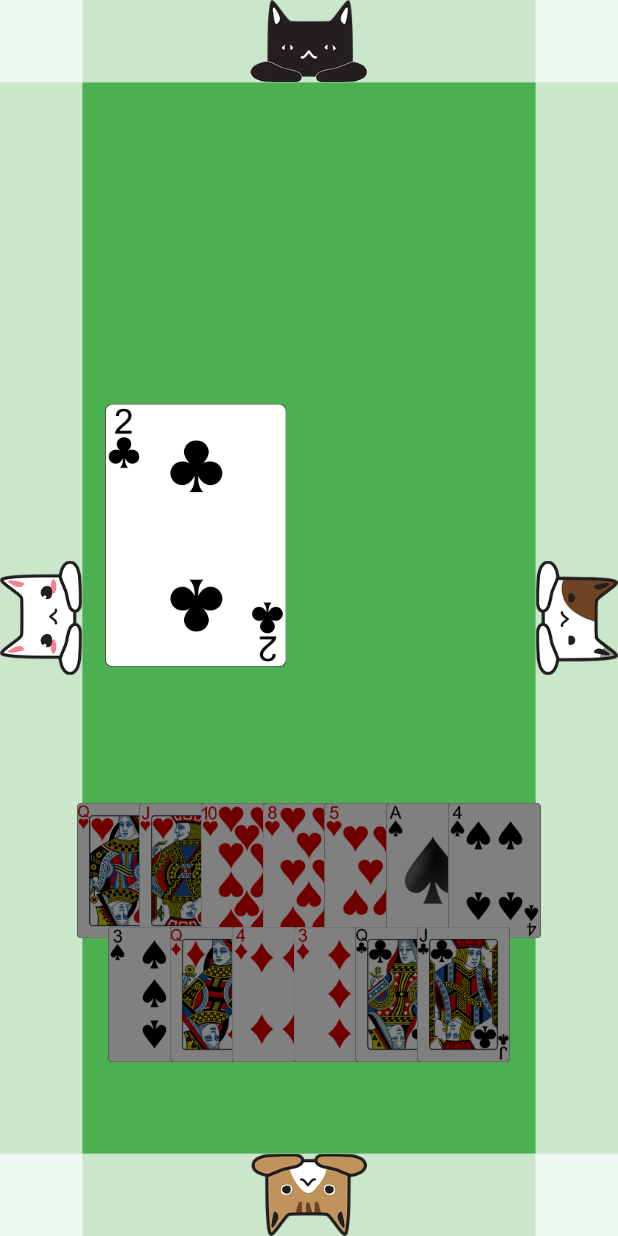
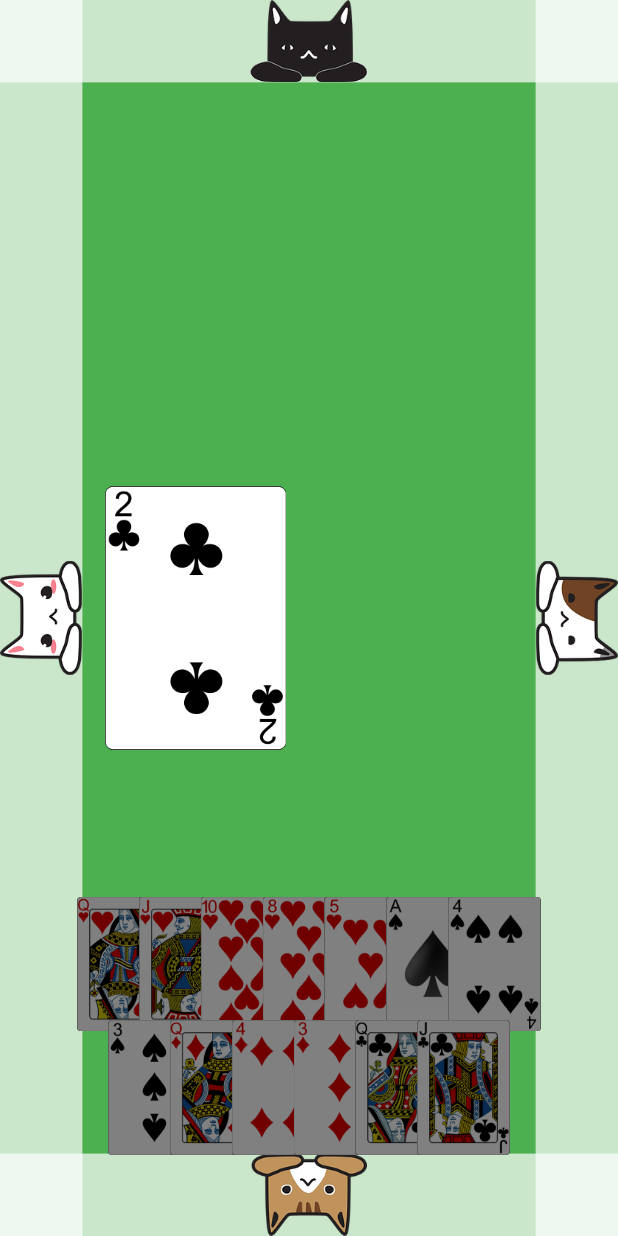
Before and after one commit to dozingcat/CardsWithCats, a Flutter app: the screen it shows after launch, on a phone screen of 412 x 824 dp. Run offline on Flutter 3.47's test engine with Material 2 defaults, Android fonts, the phone set to English and light mode, and no system bars.

Commit message:
Better card animations

```diff
--- a/lib/main.dart
+++ b/lib/main.dart
@@ -1,3 +1,4 @@
+import 'dart:collection';
 import 'dart:math';
 
 import 'package:flutter/foundation.dart';
@@ -42,6 +43,11 @@ enum AnimationMode {
   moving_passed_cards,
   moving_trick_card,
   moving_trick_to_winner,
+}
+
+enum AiMode {
+  all_ai,
+  human_player_0,
 }
 
 class Layout {
@@ -108,6 +114,7 @@ class _MyHomePageState extends State<MyHomePage> {
   final rng = Random();
   final rules = HeartsRuleSet();
   var animationMode = AnimationMode.none;
+  var aiMode = AiMode.human_player_0;
   late HeartsRound round;
 
   @override void initState() {
@@ -175,22 +182,21 @@ class _MyHomePageState extends State<MyHomePage> {
         child: GestureDetector(
             onTapDown: (tap) => handleHandCardClicked(card),
             child: Stack(children: [
-              if (opacity < 1) Image(
+              if (opacity < 1) Center(child: Image(
                 image: AssetImage(backgroundImagePath),
                 fit: BoxFit.contain,
                 alignment: Alignment.center,
-              ),
-              Image(
+              )),
+              Center(child: Image(
                 color: Color.fromRGBO(255, 255, 255, opacity),
                 colorBlendMode: BlendMode.modulate,
                 image: AssetImage(cardImagePath),
-                fit: BoxFit.contain,
-                alignment: Alignment.center,
-              ),
+              )),
             ])));
   }
 
-  Widget _handCards(final Layout layout, final List<PlayingCard> cards) {
+  LinkedHashMap<PlayingCard, Rect> _playerHandCardRects(Layout layout, List<PlayingCard> cards) {
+    final rects = LinkedHashMap<PlayingCard, Rect>();
     final cardWidthFrac = 0.15;
     final cardOverlapWidthFrac = 0.1;
     final totalWidthFrac = (int n) => cardWidthFrac + (n - 1) * cardOverlapWidthFrac;
@@ -199,8 +205,8 @@ class _MyHomePageState extends State<MyHomePage> {
     final cardHeightFrac = 0.2;
     final cardHeight = cardHeightFrac * layout.displaySize.height;
 
-    final upperRowHeightFracStart = 0.65;
-    final lowerRowHeightFracStart = 0.75;
+    final upperRowHeightFracStart = 0.68;
+    final lowerRowHeightFracStart = 0.78;
     final List<Widget> cardImages = [];
 
     List sortedCards = [
@@ -209,10 +215,6 @@ class _MyHomePageState extends State<MyHomePage> {
       ...sortedCardsInSuit(cards, Suit.diamonds),
       ...sortedCardsInSuit(cards, Suit.clubs),
     ];
-    bool isHumanTurn = round.currentPlayerIndex() == 0;
-    final playableCards = isHumanTurn ? round.legalPlaysForCurrentPlayer() : [];
-    final makeCardWidget = (Rect rect, PlayingCard card) =>
-        _positionedCard(rect, card, opacity: playableCards.contains(card) ? 1.0 : 0.5);
 
     if (sortedCards.length > 7) {
       final numUpperCards = (sortedCards.length + 1) ~/ 2;
@@ -222,14 +224,12 @@ class _MyHomePageState extends State<MyHomePage> {
       for (int i = 0; i < numUpperCards; i++) {
         final left = (upperStartX + (cardOverlapWidthFrac * i)) * layout.displaySize.width;
         final top = upperRowHeightFracStart * layout.displaySize.height;
-        Rect cardRect = Rect.fromLTWH(left, top, cardWidth, cardHeight);
-        cardImages.add(makeCardWidget(cardRect, sortedCards[i]));
+        rects[sortedCards[i]] = Rect.fromLTWH(left, top, cardWidth, cardHeight);
       }
       for (int i = 0; i < numLowerCards; i++) {
         final left = (upperStartX + (cardOverlapWidthFrac * (i + 0.5))) * layout.displaySize.width;
         final top = lowerRowHeightFracStart * layout.displaySize.height;
-        Rect cardRect = Rect.fromLTWH(left, top, cardWidth, cardHeight);
-        cardImages.add(makeCardWidget(cardRect, sortedCards[numUpperCards + i]));
+        rects[sortedCards[numUpperCards + i]] = Rect.fromLTWH(left, top, cardWidth, cardHeight);
       }
     }
     else {
@@ -237,9 +237,23 @@ class _MyHomePageState extends State<MyHomePage> {
       for (int i = 0; i < sortedCards.length; i++) {
         final left = (startX + (cardOverlapWidthFrac * i)) * layout.displaySize.width;
         final top = lowerRowHeightFracStart * layout.displaySize.height;
-        Rect cardRect = Rect.fromLTWH(left, top, cardWidth, cardHeight);
-        cardImages.add(makeCardWidget(cardRect, sortedCards[i]));
+        rects[sortedCards[i]] = Rect.fromLTWH(left, top, cardWidth, cardHeight);
       }
+    }
+    return rects;
+  }
+
+  Widget _handCards(final Layout layout, final List<PlayingCard> cards) {
+    final rects = _playerHandCardRects(layout, cards);
+
+    bool isHumanTurn = round.currentPlayerIndex() == 0;
+    final playableCards = isHumanTurn ? round.legalPlaysForCurrentPlayer() : [];
+    final makeCardWidget = (Rect rect, PlayingCard card) =>
+        _positionedCard(rect, card, opacity: playableCards.contains(card) ? 1.0 : 0.5);
+
+    final List<Widget> cardImages = [];
+    for (final entry in rects.entries) {
+      cardImages.add(makeCardWidget(entry.value, entry.key));
     }
     return Stack(children: cardImages);
   }
@@ -265,15 +279,21 @@ class _MyHomePageState extends State<MyHomePage> {
     List<Widget> cardWidgets =
         List.of(_staticTrickCards(layout, leader, numPlayers, cardsWithoutLast));
     final animPlayer = (leader + cards.length - 1) % numPlayers;
+    final endRect = layout.trickCardAreaForPlayer(animPlayer);
+    var startRect = layout.cardOriginAreaForPlayer(animPlayer);
+    if (animPlayer == 0 && aiMode == AiMode.human_player_0) {
+      // We want to know where the card was drawn in the player's hand. It's not
+      // there now, so we have to compute the card rects as if it were.
+      final previousHandCards = [...round.players[0].hand, cards.last];
+      startRect = _playerHandCardRects(layout, previousHandCards)[cards.last]!;
+    }
+
     cardWidgets.add(TweenAnimationBuilder(
-        tween: Tween(
-            begin: layout.cardOriginAreaForPlayer(animPlayer).center,
-            end: layout.trickCardAreaForPlayer(animPlayer).center),
+        tween: Tween(begin: 0.0, end: 1.0),
         duration: const Duration(milliseconds: 200),
         onEnd: _trickCardAnimationFinished,
-        builder: (BuildContext context, Offset center, Widget? child) {
-          final cardSize = layout.baseCardSize();
-          final animRect = Rect.fromCenter(center: center, width: cardSize.width, height: cardSize.height);
+        builder: (BuildContext context, double frac, Widget? child) {
+          final animRect = Rect.lerp(startRect, endRect, frac)!;
           return _positionedCard(animRect, cards.last);
         }));
 
@@ -398,8 +418,8 @@ class _MyHomePageState extends State<MyHomePage> {
               color: Colors.green,
             ),
             ...[0, 1, 2, 3].map((i) => _aiPlayerWidget(layout, i)),
+            _handCards(layout, round.players[0].hand),
             _trickCards(layout),
-            _handCards(layout, round.players[0].hand),
           ],
         ),
     );
```
